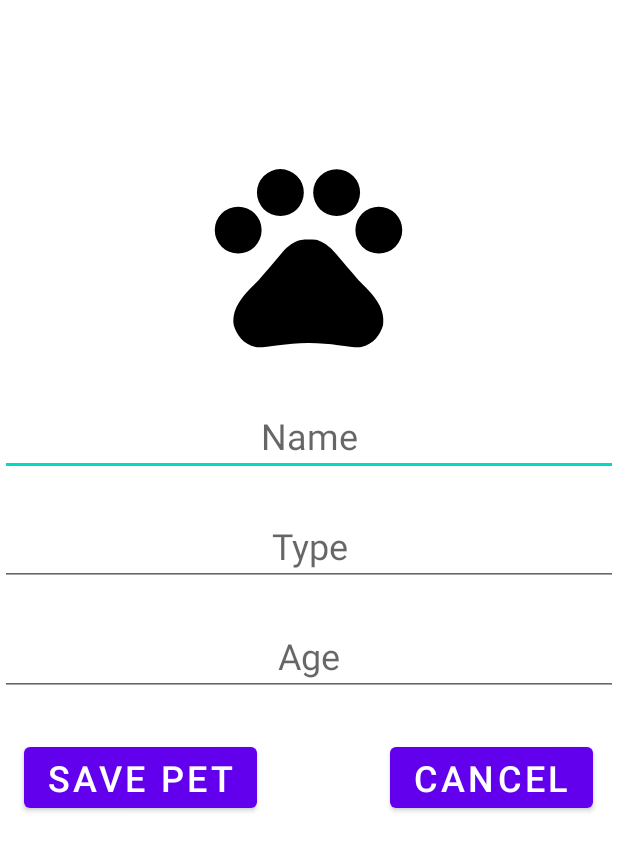
After one commit to kenichisutan/Paws-Planner, an Android app: the layout new_pet_popup.xml on its own in the app's theme, with its tools: preview values and no code run, on a phone screen of 412 x 824 dp. The commit adds this screen. Shown: the top 851 px of the screen. Run offline under Robolectric (Android 15) with nearby library versions, the phone set to English and light mode, and no system bars.

Commit message:
Add Pet button functionality
Created popup window upon "Add Pet" button press
Added new_pet_popup.xml

```diff
--- a/app/src/main/java/com/example/pawsplanner/MainActivity.kt
+++ b/app/src/main/java/com/example/pawsplanner/MainActivity.kt
@@ -2,10 +2,55 @@ package com.example.pawsplanner
 
 import androidx.appcompat.app.AppCompatActivity
 import android.os.Bundle
+import android.widget.Button
+import android.widget.EditText
+import androidx.appcompat.app.AlertDialog
 
 class MainActivity : AppCompatActivity() {
+
+    lateinit var dialogBuilder : AlertDialog.Builder
+    lateinit var dialog : AlertDialog
+    lateinit var newPetPopupName : EditText; lateinit var newPetPopupType : EditText;
+    lateinit var newPetPopupAge : EditText
+    lateinit var newPetPopupCancel : Button; lateinit var newPetPopupSave : Button
+
     override fun onCreate(savedInstanceState: Bundle?) {
         super.onCreate(savedInstanceState)
         setContentView(R.layout.activity_main)
+
+        // Listener for add pet button
+        findViewById<Button>(R.id.buttonPetAdd).setOnClickListener {
+            createNewPetPopup()
+        }
+
+        // TODO: Load pets from database
+        // TODO: Remove pet functionality
+    }
+
+    fun createNewPetPopup() {
+        dialogBuilder = AlertDialog.Builder(this)
+        val view = layoutInflater.inflate(R.layout.new_pet_popup, null)
+        newPetPopupName = view.findViewById(R.id.newPetPopupName)
+        newPetPopupType = view.findViewById(R.id.newPetPopupType)
+        newPetPopupAge = view.findViewById(R.id.newPetPopupAge)
+        newPetPopupCancel = view.findViewById(R.id.newPetPopupCancel)
+        newPetPopupSave = view.findViewById(R.id.newPetPopupSave)
+
+        dialogBuilder.setView(view)
+        dialog = dialogBuilder.create()
+        dialog.show()
+
+        // Listener for save button
+        newPetPopupSave.setOnClickListener {
+            // Save pet to database
+            // TODO: Save pet to database
+            // Close popup
+            dialog.dismiss()
+        }
+        // Listener for cancel button
+        newPetPopupCancel.setOnClickListener {
+            // Close popup
+            dialog.dismiss()
+        }
     }
 }
--- /dev/null
+++ b/app/src/main/res/drawable/ic_baseline_pets_24.xml
@@ -0,0 +1,9 @@
+<vector android:height="24dp" android:tint="#000000"
+    android:viewportHeight="24" android:viewportWidth="24"
+    android:width="24dp" xmlns:android="http://schemas.android.com/apk/res/android">
+    <path android:fillColor="@android:color/white" android:pathData="M4.5,9.5m-2.5,0a2.5,2.5 0,1 1,5 0a2.5,2.5 0,1 1,-5 0"/>
+    <path android:fillColor="@android:color/white" android:pathData="M9,5.5m-2.5,0a2.5,2.5 0,1 1,5 0a2.5,2.5 0,1 1,-5 0"/>
+    <path android:fillColor="@android:color/white" android:pathData="M15,5.5m-2.5,0a2.5,2.5 0,1 1,5 0a2.5,2.5 0,1 1,-5 0"/>
+    <path android:fillColor="@android:color/white" android:pathData="M19.5,9.5m-2.5,0a2.5,2.5 0,1 1,5 0a2.5,2.5 0,1 1,-5 0"/>
+    <path android:fillColor="@android:color/white" android:pathData="M17.34,14.86c-0.87,-1.02 -1.6,-1.89 -2.48,-2.91 -0.46,-0.54 -1.05,-1.08 -1.75,-1.32 -0.11,-0.04 -0.22,-0.07 -0.33,-0.09 -0.25,-0.04 -0.52,-0.04 -0.78,-0.04s-0.53,0 -0.79,0.05c-0.11,0.02 -0.22,0.05 -0.33,0.09 -0.7,0.24 -1.28,0.78 -1.75,1.32 -0.87,1.02 -1.6,1.89 -2.48,2.91 -1.31,1.31 -2.92,2.76 -2.62,4.79 0.29,1.02 1.02,2.03 2.33,2.32 0.73,0.15 3.06,-0.44 5.54,-0.44h0.18c2.48,0 4.81,0.58 5.54,0.44 1.31,-0.29 2.04,-1.31 2.33,-2.32 0.31,-2.04 -1.3,-3.49 -2.61,-4.8z"/>
+</vector>
--- /dev/null
+++ b/app/src/main/res/layout/new_pet_popup.xml
@@ -0,0 +1,82 @@
+<?xml version="1.0" encoding="utf-8"?>
+<androidx.constraintlayout.widget.ConstraintLayout xmlns:android="http://schemas.android.com/apk/res/android"
+    xmlns:app="http://schemas.android.com/apk/res-auto"
+    xmlns:tools="http://schemas.android.com/tools"
+    android:layout_width="match_parent"
+    android:layout_height="match_parent"
+    android:orientation="vertical">
+
+    <ImageView
+        android:id="@+id/newlisticon"
+        android:layout_width="150dp"
+        android:layout_height="150dp"
+        android:background="@drawable/ic_baseline_pets_24"
+        app:layout_constraintBottom_toBottomOf="parent"
+        app:layout_constraintEnd_toEndOf="parent"
+        app:layout_constraintHorizontal_bias="0.498"
+        app:layout_constraintStart_toStartOf="parent"
+        app:layout_constraintTop_toTopOf="parent"
+        app:layout_constraintVertical_bias="0.139" />
+
+    <EditText
+        android:id="@+id/newPetPopupName"
+        android:layout_width="match_parent"
+        android:layout_height="wrap_content"
+        android:layout_marginTop="20dp"
+        app:layout_constraintTop_toBottomOf="@+id/newlisticon"
+        tools:layout_editor_absoluteX="0dp"
+        android:textSize="24sp"
+        android:hint="Name"
+        android:textAlignment="center"
+        android:gravity="center_horizontal"/>
+
+    <EditText
+        android:id="@+id/newPetPopupType"
+        android:layout_width="match_parent"
+        android:layout_height="wrap_content"
+        android:layout_marginTop="20dp"
+        app:layout_constraintTop_toBottomOf="@+id/newPetPopupName"
+        tools:layout_editor_absoluteX="0dp"
+        android:textSize="24sp"
+        android:hint="Type"
+        android:textAlignment="center"
+        android:gravity="center_horizontal"/>
+
+    <EditText
+        android:id="@+id/newPetPopupAge"
+        android:layout_width="match_parent"
+        android:layout_height="wrap_content"
+        android:layout_marginTop="20dp"
+        app:layout_constraintTop_toBottomOf="@+id/newPetPopupType"
+        tools:layout_editor_absoluteX="0dp"
+        android:textSize="24sp"
+        android:hint="Age"
+        android:textAlignment="center"
+        android:gravity="center_horizontal"/>
+
+    <Button
+        android:id="@+id/newPetPopupSave"
+        android:layout_width="wrap_content"
+        android:layout_height="wrap_content"
+        android:layout_marginTop="28dp"
+        android:text="Save Pet"
+        android:textSize="24sp"
+        app:layout_constraintEnd_toEndOf="parent"
+        app:layout_constraintHorizontal_bias="0.063"
+        app:layout_constraintStart_toStartOf="parent"
+        app:layout_constraintTop_toBottomOf="@+id/newPetPopupAge" />
+
+    <Button
+        android:id="@+id/newPetPopupCancel"
+        android:layout_width="wrap_content"
+        android:layout_height="wrap_content"
+        android:layout_marginTop="28dp"
+        android:text="Cancel"
+        android:textSize="24sp"
+        app:layout_constraintEnd_toEndOf="parent"
+        app:layout_constraintHorizontal_bias="0.841"
+        app:layout_constraintStart_toEndOf="@+id/newPetPopupSave"
+        app:layout_constraintTop_toBottomOf="@+id/newPetPopupAge" />
+
+
+</androidx.constraintlayout.widget.ConstraintLayout>
```
